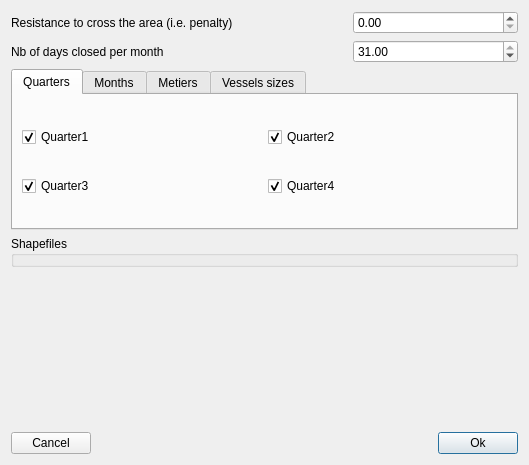
Old version of the form qtgui/pathpenaltydialog.ui in the repository frabas/DISPLACE_GUI.
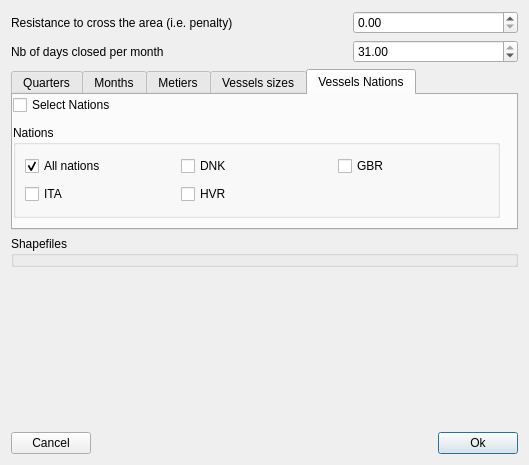
New version of the form.

Commit message: Add a possibility for nation-based closure areas (wip: not used yet)

The edit to the form file:
```diff
--- a/qtgui/pathpenaltydialog.ui
+++ b/qtgui/pathpenaltydialog.ui
@@ -102,7 +102,7 @@
    <item row="3" column="0" colspan="3">
     <widget class="QTabWidget" name="tabWidgetPeriods">
      <property name="currentIndex">
-      <number>0</number>
+      <number>4</number>
      </property>
      <widget class="QWidget" name="tabWidgetPage1">
       <attribute name="title">
@@ -235,6 +235,77 @@
        </item>
       </layout>
      </widget>
+     <widget class="QWidget" name="tabPageNations">
+      <attribute name="title">
+       <string>Vessels Nations</string>
+      </attribute>
+      <widget class="QCheckBox" name="enableNations">
+       <property name="geometry">
+        <rect>
+         <x>0</x>
+         <y>0</y>
+         <width>487</width>
+         <height>20</height>
+        </rect>
+       </property>
+       <property name="text">
+        <string>Select Nations</string>
+       </property>
+      </widget>
+      <widget class="QGroupBox" name="nationGroup">
+       <property name="geometry">
+        <rect>
+         <x>0</x>
+         <y>30</y>
+         <width>487</width>
+         <height>93</height>
+        </rect>
+       </property>
+       <property name="title">
+        <string>Nations</string>
+       </property>
+       <layout class="QGridLayout" name="gridLayout_7">
+        <item row="0" column="0">
+         <widget class="QCheckBox" name="cbNation0">
+          <property name="text">
+           <string>All nations</string>
+          </property>
+          <property name="checked">
+           <bool>true</bool>
+          </property>
+         </widget>
+        </item>
+        <item row="0" column="1">
+         <widget class="QCheckBox" name="cbNation1">
+          <property name="text">
+           <string>DNK</string>
+          </property>
+         </widget>
+        </item>
+        <item row="0" column="2">
+         <widget class="QCheckBox" name="cbNation2">
+          <property name="text">
+           <string>GBR</string>
+          </property>
+         </widget>
+        </item>
+        <item row="1" column="0">
+         <widget class="QCheckBox" name="cbNation3">
+          <property name="text">
+           <string>ITA</string>
+          </property>
+         </widget>
+        </item>
+        <item row="1" column="1">
+         <widget class="QCheckBox" name="cbNation4">
+          <property name="text">
+           <string>HVR</string>
+          </property>
+         </widget>
+        </item>
+       </layout>
+      </widget>
+     </widget>
     </widget>
    </item>
   </layout>
```
The commit also changes 12 other files.
